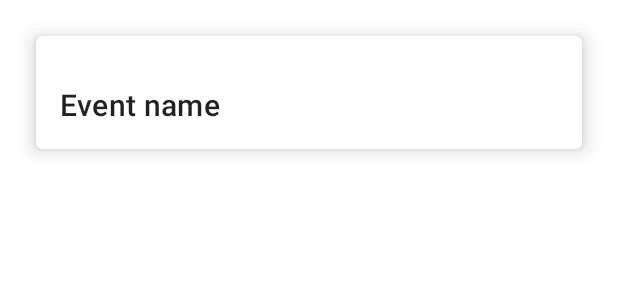
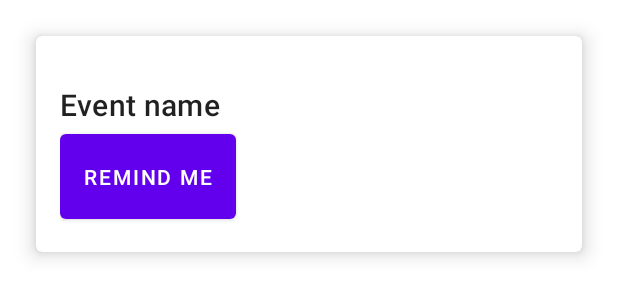
Before and after one commit to tpolic/MobileAppDevFINALE, an Android app: the layout event_list_item.xml on its own in the app's theme, with its tools: preview values and no code run, on a phone screen of 412 x 824 dp. Shown: the top 300 px of the screen. Run offline under Robolectric (Android 15) with nearby library versions, the phone set to English and light mode, and no system bars; network calls fail; Roboto replaces fonts that are not available here.

Commit message:
fix design

```diff
--- a/app/build.gradle
+++ b/app/build.gradle
@@ -52,6 +52,7 @@ dependencies {
     androidTestImplementation 'androidx.test.ext:junit:1.1.2'
     androidTestImplementation 'androidx.test.espresso:espresso-core:3.3.0'
     implementation 'com.google.android:flexbox:2.0.1'
+   // implementation "com.android.support:support-compat:28.0.0"
 
     //card view
     implementation 'androidx.cardview:cardview:1.0.0'
--- a/app/src/main/java/com/example/finale/view/adapter/JobAdapter.kt
+++ b/app/src/main/java/com/example/finale/view/adapter/JobAdapter.kt
@@ -20,7 +20,6 @@ class JobAdapter (private val onTap: (job: Job) -> Unit): RecyclerView.Adapter<J
 
         fun configure(job: Job) {
             binding.jobTitle.text = job.company
-            job.companyURL?.let { binding.companyLogo.loadUrl(it) }
             binding.jobPosition.text = job.title
            // binding.heroIv.loadUrl(hero.image.url)
         }
--- a/app/src/main/java/com/example/finale/view/detail/DetailEventFragment.kt
+++ b/app/src/main/java/com/example/finale/view/detail/DetailEventFragment.kt
@@ -11,14 +11,9 @@ import com.example.finale.databinding.FragmentDetailEventBinding
 
 class DetailEventFragment : Fragment(R.layout.fragment_detail_event) {
     private lateinit var binding: FragmentDetailEventBinding
-    private val args: DetailEventFragmentArgs by navArgs()
     override fun onViewCreated(view: View, savedInstanceState: Bundle?) {
         super.onViewCreated(view, savedInstanceState)
         binding = FragmentDetailEventBinding.bind(view)
 
-        with(binding){
-            eventDetailName.text = args.event.name
-
-        }
     }
 }
--- a/app/src/main/res/layout/event_list_item.xml
+++ b/app/src/main/res/layout/event_list_item.xml
@@ -11,15 +11,25 @@
 
     <LinearLayout
         android:layout_width="match_parent"
-        android:layout_height="match_parent">
+        android:layout_height="112dp"
+        android:orientation="vertical">
 
         <TextView
             android:id="@+id/event_name"
+            style="@style/TextAppearance.MaterialComponents.Headline6"
             android:layout_width="match_parent"
             android:layout_height="wrap_content"
             android:layout_marginTop="16dp"
-            tools:text="Event name"
-            style="@style/TextAppearance.MaterialComponents.Headline6"/>
+            tools:text="Event name" />
+
+        <Button
+            android:id="@+id/notify_button"
+            android:layout_width="117dp"
+            android:layout_height="wrap_content"
+            android:layout_weight="1"
+            android:text="Remind me"
+            />
+
 
     </LinearLayout>
 
--- a/app/src/main/res/layout/fragment_event_list.xml
+++ b/app/src/main/res/layout/fragment_event_list.xml
@@ -15,4 +15,5 @@
         app:layout_constraintBottom_toBottomOf="parent"
         app:layout_constraintEnd_toEndOf="parent" />
 
+
 </FrameLayout>
```
Also changed, not shown: app/src/main/java/com/example/finale/view/EventFragment.kt (+8 -11 lines), app/src/main/java/com/example/finale/view/adapter/EventsAdapter.kt (+16 -3 lines), app/src/main/java/com/example/finale/view/detail/NotificationView.kt (added, +34 -0 lines), app/src/main/res/layout/job_list_item.xml (+7 -9 lines), app/src/main/res/navigation/nav_graph2.xml (+1 -12 lines).
